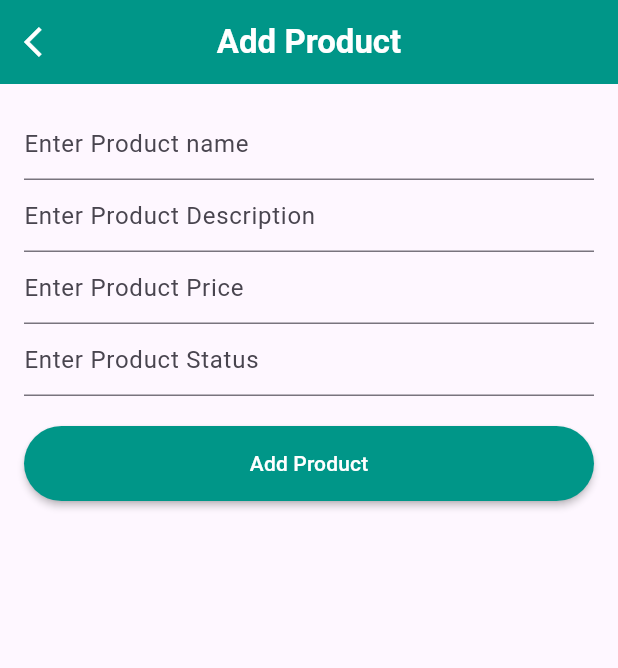
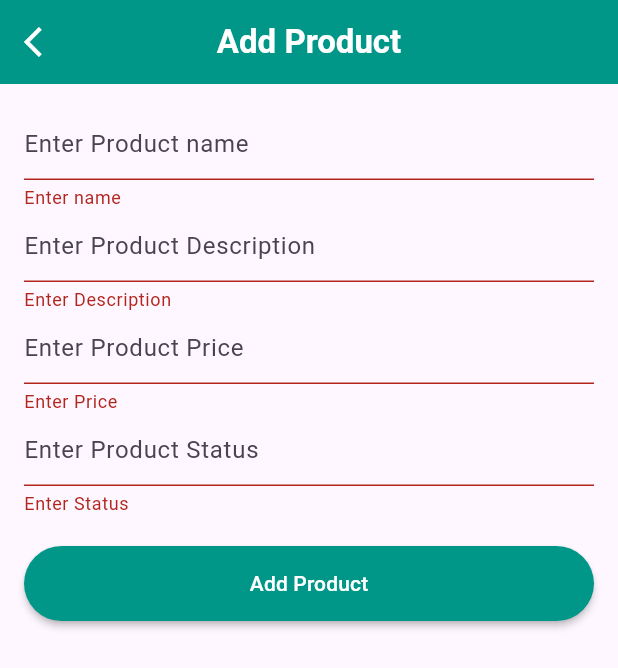
Before and after one commit to inzamam9494/Ecommerce-App, a Flutter app: the AddProduct screen opened directly, after a tap on "Add Product", on a phone screen of 412 x 824 dp. Shown: the top 668 px of the screen. Run offline on Flutter 3.47's test engine with Material 3 defaults, Android fonts, the phone set to English and light mode, and no system bars; our stand-ins replace bloc, cloud_firestore, firebase_core; accounts and stored records are empty.

Commit message:
Ecommerce Admin

```diff
--- a/lib/dashboard/dashboard.dart
+++ b/lib/dashboard/dashboard.dart
@@ -1,4 +1,4 @@
-import 'package:ecommerce/features/add_products/add_products.dart';
+import 'package:ecommerce/features/add_products/widgets/add_products.dart';
 import 'package:flutter/material.dart';
 
 class Dashboard extends StatelessWidget {
--- a/lib/features/add_products/add_products.dart
+++ /dev/null
@@ -1,62 +0,0 @@
-import 'package:flutter/material.dart';
-
-class AddProduct extends StatelessWidget {
-  const AddProduct({super.key});
-
-  @override
-  Widget build(BuildContext context) {
-    return Scaffold(
-      appBar: AppBar(
-        leading: IconButton(
-            onPressed: () {
-              Navigator.pop(context);
-            },
-            icon: Icon(
-              Icons.arrow_back_ios,
-              color: Colors.white,
-            )),
-        centerTitle: true,
-        title: Text(
-          'Add Product',
-          style: TextStyle(color: Colors.white, fontWeight: FontWeight.bold),
-        ),
-      ),
-      body: Container(
-        margin: const EdgeInsets.all(16),
-        child: Column(
-          children: [
-            TextFormField(
-              key: ValueKey('name'),
-              decoration: InputDecoration(hintText: 'Enter Product name'),
-            ),
-            TextFormField(
-              key: ValueKey('description'),
-              decoration:
-                  InputDecoration(hintText: 'Enter Product Description'),
-            ),
-            TextFormField(
-              key: ValueKey('price'),
-              decoration: InputDecoration(hintText: 'Enter Product Price'),
-            ),
-            TextFormField(
-              key: ValueKey('status'),
-              decoration: InputDecoration(hintText: 'Enter Product Status'),
-            ),
-            SizedBox(
-              height: 20,
-            ),
-            SizedBox(
-                height: 50,
-                width: double.maxFinite,
-                child: ElevatedButton(
-                    onPressed: () {},
-                    child: Text(
-                      'Add Product',
-                      style: TextStyle(color: Colors.white),
-                    )))
-          ],
-        ),
-      ),
-    );
-  }
-}
--- a/lib/features/add_products/bloc/add_products_bloc.dart
+++ b/lib/features/add_products/bloc/add_products_bloc.dart
@@ -1,13 +1,28 @@
+import 'dart:async';
+import 'dart:developer';
 import 'package:bloc/bloc.dart';
+import 'package:cloud_firestore/cloud_firestore.dart';
 import 'package:meta/meta.dart';
 
 part 'add_products_event.dart';
 part 'add_products_state.dart';
 
-class AddProductsBloc extends Bloc<AddProductsEvent, AddProductsState> {
+class AddProductsBloc extends Bloc<AddProductsDataEvent, AddProductsState> {
   AddProductsBloc() : super(AddProductsInitial()) {
-    on<AddProductsEvent>((event, emit) {
-      // TODO: implement event handler
-    });
+    on<AddProductsDataEvent>(addProductDataEvent);
+  }
+
+  FutureOr<void> addProductDataEvent(AddProductsDataEvent event, Emitter<AddProductsState> emit) async {
+    try{
+      await FirebaseFirestore.instance.collection('Product').add({
+        'name': event.productName,
+        'product' : event.description,
+        'price' : event.price,
+        'status' : event.status
+      });
+      log('Product Added');
+    }catch(e){
+      log(e.toString());
+    }
   }
 }
--- a/lib/features/add_products/bloc/add_products_event.dart
+++ b/lib/features/add_products/bloc/add_products_event.dart
@@ -2,3 +2,17 @@ part of 'add_products_bloc.dart';
 
 @immutable
 sealed class AddProductsEvent {}
+
+class AddProductsDataEvent extends AddProductsEvent{
+  final String productName;
+  final String description;
+  final double price;
+  final String status;
+
+  AddProductsDataEvent({
+    required this.productName,
+    required this.description,
+    required this.price,
+    required this.status,
+  });
+}
--- /dev/null
+++ b/lib/features/add_products/widgets/add_products.dart
@@ -0,0 +1,147 @@
+import 'package:ecommerce/features/add_products/bloc/add_products_bloc.dart';
+import 'package:flutter/material.dart';
+import 'dart:core';
+
+class AddProduct extends StatefulWidget {
+  const AddProduct({Key? key}) : super(key: key);
+
+  @override
+  State<AddProduct> createState() => _AddProductState();
+}
+
+class _AddProductState extends State<AddProduct> {
+  String name = '';
+  String desc = '';
+  double price = 0.0;
+  String status = '';
+
+  TextEditingController nameController = TextEditingController();
+  TextEditingController descController = TextEditingController();
+  TextEditingController priceController = TextEditingController();
+  TextEditingController statusController = TextEditingController();
+
+  final AddProductsBloc addProductsBloc = AddProductsBloc();
+  final _formKey = GlobalKey<FormState>();
+
+  @override
+  Widget build(BuildContext context) {
+    return Scaffold(
+      appBar: AppBar(
+        leading: IconButton(
+            onPressed: () {
+              Navigator.pop(context);
+            },
+            icon: const Icon(
+              Icons.arrow_back_ios,
+              color: Colors.white,
+            )),
+        centerTitle: true,
+        title: const Text(
+          'Add Product',
+          style: TextStyle(color: Colors.white, fontWeight: FontWeight.bold),
+        ),
+      ),
+      body: Form(
+        key: _formKey,
+        child: Container(
+          margin: const EdgeInsets.all(16),
+          child: Column(
+            children: [
+              TextFormField(
+                key: const ValueKey('name'),
+                controller: nameController,
+                decoration:
+                    const InputDecoration(hintText: 'Enter Product name'),
+                onSaved: (newValue) {
+                  setState(() {
+                    name = newValue!;
+                  });
+                },
+                validator: (value) {
+                  if (value == null || value.isEmpty) {
+                    return 'Enter name';
+                  } else {
+                    return null;
+                  }
+                },
+              ),
+              TextFormField(
+                key: const ValueKey('Description'),
+                controller: descController,
+                decoration: const InputDecoration(
+                    hintText: 'Enter Product Description'),
+                onSaved: (newValue) {
+                  setState(() {
+                    desc = newValue!;
+                  });
+                },
+                validator: (value) {
+                  if (value == null || value.isEmpty) {
+                    return 'Enter Description';
+                  } else {
+                    return null;
+                  }
+                },
+              ),
+              TextFormField(
+                key: const ValueKey('price'),
+                controller: priceController,
+                decoration:
+                    const InputDecoration(hintText: 'Enter Product Price'),
+                onSaved: (newValue) {
+                  setState(() {
+                    price = double.parse(newValue!);
+                  });
+                },
+                validator: (value) {
+                  if (value == null || value.isEmpty) {
+                    return 'Enter Price';
+                  } else {
+                    return null;
+                  }
+                },
+              ),
+              TextFormField(
+                key: const ValueKey('status'),
+                controller: statusController,
+                decoration:
+                    const InputDecoration(hintText: 'Enter Product Status'),
+                onSaved: (newValue) {
+                  setState(() {
+                    status = newValue!;
+                  });
+                },
+                validator: (value) {
+                  if (value == null || value.isEmpty) {
+                    return 'Enter Status';
+                  } else {
+                    return null;
+                  }
+                },
+              ),
+              const SizedBox(height: 20),
+              SizedBox(
+                  height: 50,
+                  width: double.maxFinite,
+                  child: ElevatedButton(
+                      onPressed: () {
+                        if (_formKey.currentState!.validate()) {
+                          _formKey.currentState!.save();
+                          addProductsBloc.add(AddProductsDataEvent(
+                              productName: name,
+                              description: desc,
+                              price: price,
+                              status: status));
+                        }
+                      },
+                      child: const Text(
+                        'Add Product',
+                        style: TextStyle(color: Colors.white),
+                      )))
+            ],
+          ),
+        ),
+      ),
+    );
+  }
+}
```
